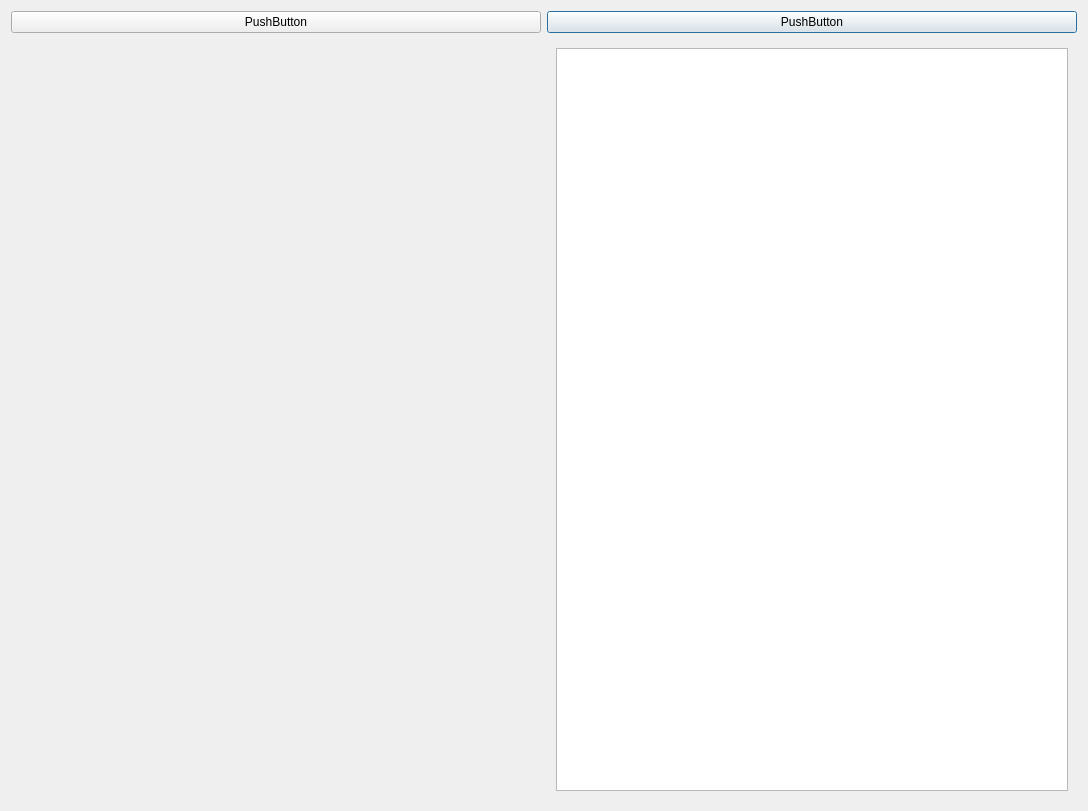
First picture: the form in omrprocess.ui, repository pouya-codes/OMR, before the edit.
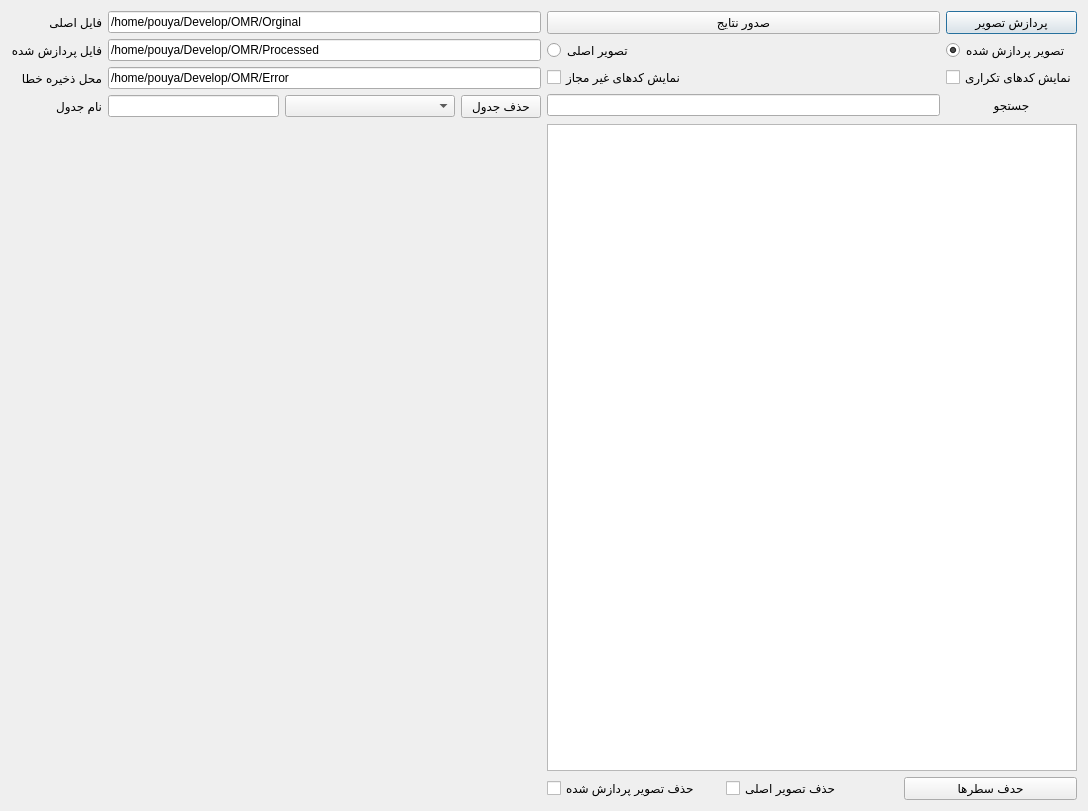
Second picture: the form after the edit.

Diff of the .ui file:
```diff
--- a/omrprocess.ui
+++ b/omrprocess.ui
@@ -14,51 +14,266 @@
    <string>Dialog</string>
   </property>
   <layout class="QGridLayout" name="gridLayout">
-   <item row="1" column="0">
-    <widget class="QWidget" name="widget" native="true">
-     <layout class="QHBoxLayout" name="horizontalLayout">
-      <item>
-       <widget class="QLabel" name="label">
-        <property name="text">
-         <string/>
-        </property>
-       </widget>
-      </item>
-     </layout>
-    </widget>
+   <item row="0" column="0" colspan="2">
+    <layout class="QGridLayout" name="gridLayout_3">
+     <item row="3" column="1">
+      <widget class="QTableView" name="tableView">
+       <property name="sizePolicy">
+        <sizepolicy hsizetype="Preferred" vsizetype="Preferred">
+         <horstretch>0</horstretch>
+         <verstretch>10</verstretch>
+        </sizepolicy>
+       </property>
+       <property name="layoutDirection">
+        <enum>Qt::RightToLeft</enum>
+       </property>
+       <property name="selectionMode">
+        <enum>QAbstractItemView::ExtendedSelection</enum>
+       </property>
+       <property name="sortingEnabled">
+        <bool>true</bool>
+       </property>
+       <attribute name="horizontalHeaderCascadingSectionResizes">
+        <bool>false</bool>
+       </attribute>
+      </widget>
+     </item>
+     <item row="3" column="0">
+      <widget class="QLabel" name="label">
+       <property name="sizePolicy">
+        <sizepolicy hsizetype="Preferred" vsizetype="Preferred">
+         <horstretch>0</horstretch>
+         <verstretch>10</verstretch>
+        </sizepolicy>
+       </property>
+       <property name="text">
+        <string/>
+       </property>
+       <property name="alignment">
+        <set>Qt::AlignCenter</set>
+       </property>
+      </widget>
+     </item>
+     <item row="2" column="1">
+      <layout class="QFormLayout" name="formLayout_2"/>
+     </item>
+     <item row="2" column="0">
+      <layout class="QFormLayout" name="formLayout_3"/>
+     </item>
+     <item row="0" column="1">
+      <layout class="QHBoxLayout" name="horizontalLayout">
+       <property name="leftMargin">
+        <number>0</number>
+       </property>
+       <property name="bottomMargin">
+        <number>0</number>
+       </property>
+       <item>
+        <layout class="QGridLayout" name="gridLayout_2">
+         <item row="1" column="1">
+          <widget class="QPushButton" name="pushButton">
+           <property name="sizePolicy">
+            <sizepolicy hsizetype="Minimum" vsizetype="Fixed">
+             <horstretch>0</horstretch>
+             <verstretch>1</verstretch>
+            </sizepolicy>
+           </property>
+           <property name="text">
+            <string>پردازش تصویر</string>
+           </property>
+          </widget>
+         </item>
+         <item row="1" column="0">
+          <widget class="QPushButton" name="pushButton_2">
+           <property name="sizePolicy">
+            <sizepolicy hsizetype="Minimum" vsizetype="Fixed">
+             <horstretch>0</horstretch>
+             <verstretch>1</verstretch>
+            </sizepolicy>
+           </property>
+           <property name="text">
+            <string>صدور نتایج</string>
+           </property>
+          </widget>
+         </item>
+         <item row="3" column="1">
+          <widget class="QCheckBox" name="checkBoxDuplicated">
+           <property name="text">
+            <string>نمایش کدهای تکراری</string>
+           </property>
+          </widget>
+         </item>
+         <item row="3" column="0">
+          <widget class="QCheckBox" name="checkBoxInvalid">
+           <property name="text">
+            <string>نمایش کدهای غیر مجاز</string>
+           </property>
+          </widget>
+         </item>
+         <item row="2" column="1">
+          <widget class="QRadioButton" name="radioButtonProcessed">
+           <property name="text">
+            <string>تصویر پردازش شده</string>
+           </property>
+           <property name="checked">
+            <bool>true</bool>
+           </property>
+          </widget>
+         </item>
+         <item row="2" column="0">
+          <widget class="QRadioButton" name="radioButtonOrginal">
+           <property name="text">
+            <string>تصویر اصلی</string>
+           </property>
+          </widget>
+         </item>
+         <item row="4" column="1">
+          <widget class="QLabel" name="label_3">
+           <property name="text">
+            <string>جستجو</string>
+           </property>
+           <property name="alignment">
+            <set>Qt::AlignCenter</set>
+           </property>
+          </widget>
+         </item>
+         <item row="4" column="0">
+          <widget class="QLineEdit" name="lineEditSearch">
+           <property name="sizePolicy">
+            <sizepolicy hsizetype="Expanding" vsizetype="Fixed">
+             <horstretch>0</horstretch>
+             <verstretch>0</verstretch>
+            </sizepolicy>
+           </property>
+          </widget>
+         </item>
+        </layout>
+       </item>
+      </layout>
+     </item>
+     <item row="0" column="0">
+      <layout class="QFormLayout" name="formLayout_6">
+       <property name="labelAlignment">
+        <set>Qt::AlignRight|Qt::AlignTrailing|Qt::AlignVCenter</set>
+       </property>
+       <property name="formAlignment">
+        <set>Qt::AlignRight|Qt::AlignTop|Qt::AlignTrailing</set>
+       </property>
+       <property name="horizontalSpacing">
+        <number>6</number>
+       </property>
+       <item row="3" column="0">
+        <widget class="QLabel" name="Label_3">
+         <property name="text">
+          <string>محل ذخیره خطا  </string>
+         </property>
+        </widget>
+       </item>
+       <item row="3" column="1">
+        <widget class="QLineEdit" name="lineEditErrorPath">
+         <property name="text">
+          <string>/home/pouya/Develop/OMR/Error</string>
+         </property>
+        </widget>
+       </item>
+       <item row="2" column="0">
+        <widget class="QLabel" name="Label_2">
+         <property name="text">
+          <string>فایل پردازش شده</string>
+         </property>
+        </widget>
+       </item>
+       <item row="2" column="1">
+        <widget class="QLineEdit" name="lineEditProcessedPath">
+         <property name="text">
+          <string>/home/pouya/Develop/OMR/Processed</string>
+         </property>
+        </widget>
+       </item>
+       <item row="1" column="0">
+        <widget class="QLabel" name="Label">
+         <property name="text">
+          <string>فایل اصلی  </string>
+         </property>
+        </widget>
+       </item>
+       <item row="1" column="1">
+        <widget class="QLineEdit" name="lineEditOrginalPath">
+         <property name="text">
+          <string>/home/pouya/Develop/OMR/Orginal</string>
+         </property>
+        </widget>
+       </item>
+       <item row="4" column="0">
+        <widget class="QLabel" name="label_2">
+         <property name="text">
+          <string>نام جدول</string>
+         </property>
+        </widget>
+       </item>
+       <item row="4" column="1">
+        <layout class="QHBoxLayout" name="horizontalLayout_2">
+         <item>
+          <widget class="QLineEdit" name="lineEditTableName">
+           <property name="sizePolicy">
+            <sizepolicy hsizetype="Expanding" vsizetype="Fixed">
+             <horstretch>1</horstretch>
+             <verstretch>0</verstretch>
+            </sizepolicy>
+           </property>
+          </widget>
+         </item>
+         <item>
+          <widget class="QComboBox" name="comboBoxDbNames">
+           <property name="sizePolicy">
+            <sizepolicy hsizetype="Preferred" vsizetype="Fixed">
+             <horstretch>1</horstretch>
+             <verstretch>0</verstretch>
+            </sizepolicy>
+           </property>
+          </widget>
+         </item>
+         <item>
+          <widget class="QPushButton" name="pushButtonOmitTable">
+           <property name="text">
+            <string>حذف جدول</string>
+           </property>
+          </widget>
+         </item>
+        </layout>
+       </item>
+      </layout>
+     </item>
+    </layout>
    </item>
    <item row="1" column="1">
-    <widget class="QWidget" name="widget_2" native="true">
-     <layout class="QVBoxLayout" name="verticalLayout">
-      <item>
-       <widget class="QTableView" name="tableView">
-        <property name="sizePolicy">
-         <sizepolicy hsizetype="Preferred" vsizetype="Preferred">
-          <horstretch>0</horstretch>
-          <verstretch>0</verstretch>
-         </sizepolicy>
-        </property>
-        <property name="layoutDirection">
-         <enum>Qt::RightToLeft</enum>
-        </property>
-       </widget>
-      </item>
-     </layout>
-    </widget>
-   </item>
-   <item row="0" column="1">
-    <widget class="QPushButton" name="pushButton">
-     <property name="text">
-      <string>PushButton</string>
-     </property>
-    </widget>
-   </item>
-   <item row="0" column="0">
-    <widget class="QPushButton" name="pushButton_2">
-     <property name="text">
-      <string>PushButton</string>
-     </property>
-    </widget>
+    <layout class="QHBoxLayout" name="horizontalLayout_5">
+     <item>
+      <layout class="QHBoxLayout" name="horizontalLayout_8">
+       <item>
+        <widget class="QCheckBox" name="checkBox_2">
+         <property name="text">
+          <string>حذف تصویر پردازش شده</string>
+         </property>
+        </widget>
+       </item>
+       <item>
+        <widget class="QCheckBox" name="checkBox">
+         <property name="text">
+          <string>حذف تصویر اصلی</string>
+         </property>
+        </widget>
+       </item>
+       <item>
+        <widget class="QPushButton" name="pushButton_3">
+         <property name="text">
+          <string>حدف سطرها</string>
+         </property>
+        </widget>
+       </item>
+      </layout>
+     </item>
+    </layout>
    </item>
   </layout>
  </widget>
```
